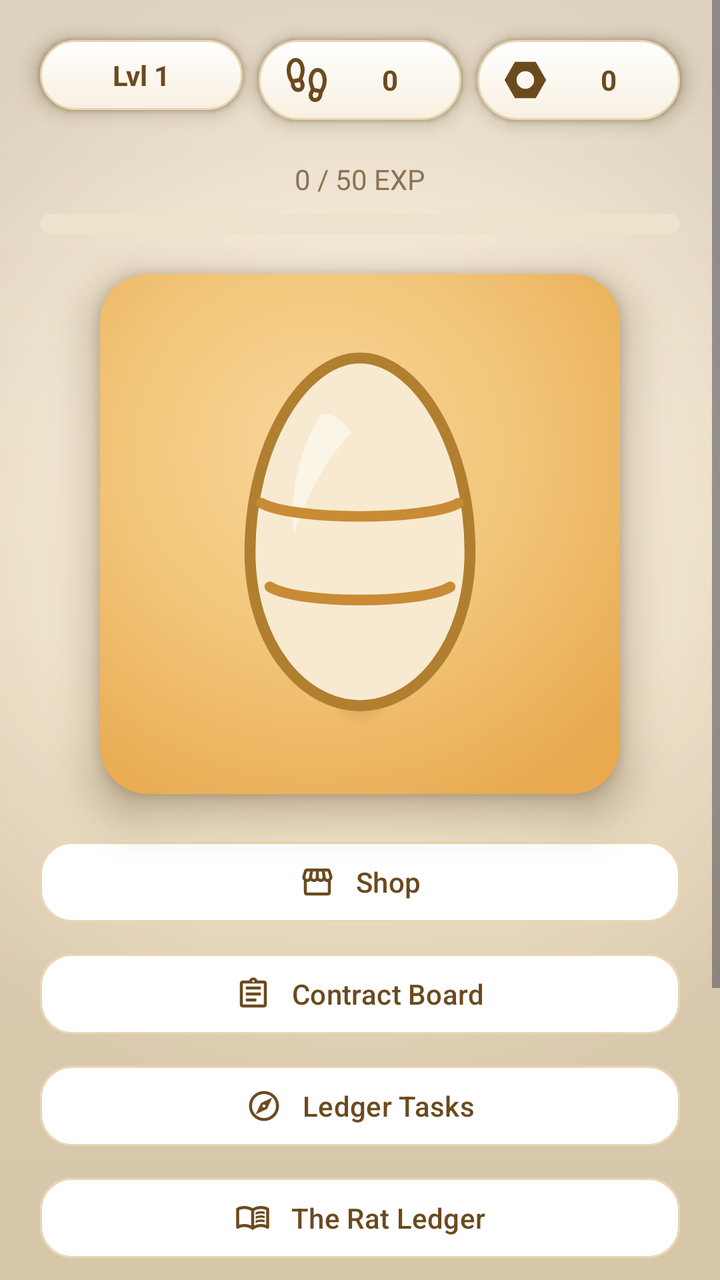
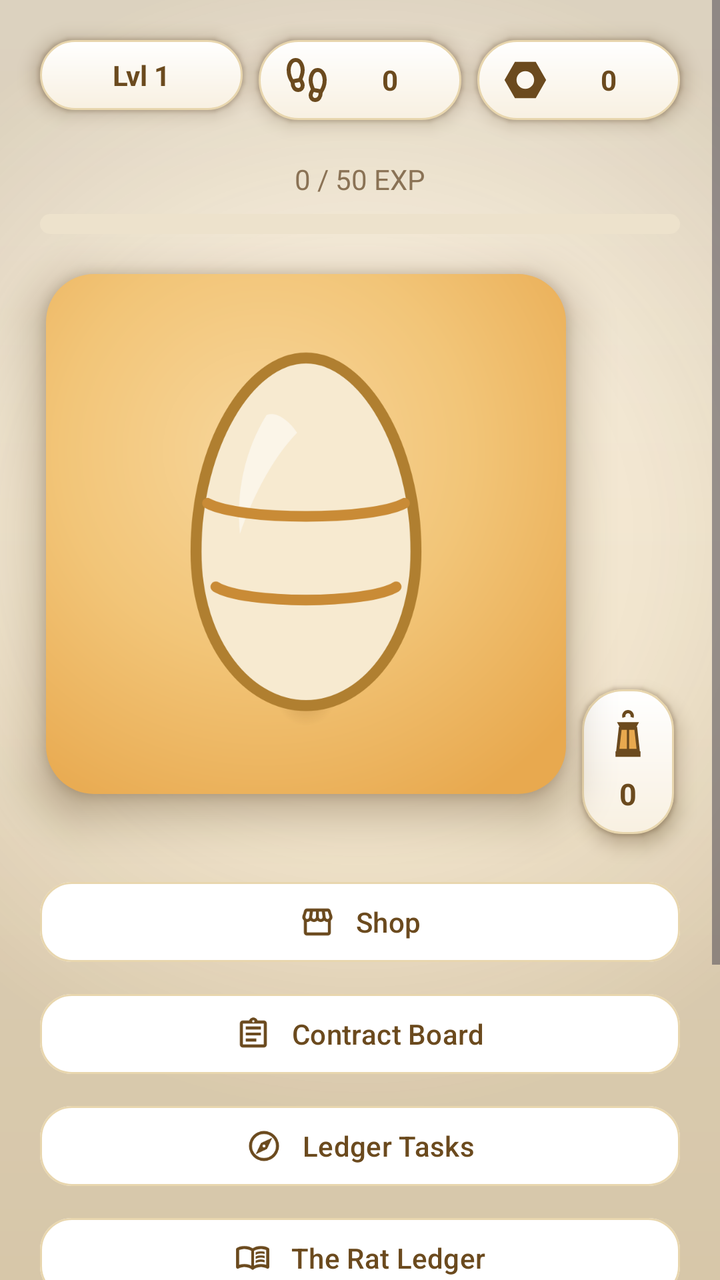

Screens rendered from an Android XML layout before and after an edit, with the pre-edit source and the edit as a unified diff.
<!-- AndroidManifest.xml: application theme Theme.RatKingRecon -->
<!-- res/layout/activity_main.xml -->
<?xml version="1.0" encoding="utf-8"?>
<ScrollView xmlns:android="http://schemas.android.com/apk/res/android"
    xmlns:app="http://schemas.android.com/apk/res-auto"
    xmlns:tools="http://schemas.android.com/tools"
    android:layout_width="match_parent"
    android:layout_height="match_parent"
    android:background="@drawable/bg_app_gradient"
    android:clipToPadding="false"
    android:fitsSystemWindows="true">

    
    <LinearLayout
        android:layout_width="match_parent"
        android:layout_height="wrap_content"
        android:orientation="vertical"
        android:gravity="center_horizontal"
        android:clipChildren="false"
        android:clipToPadding="false"
        android:padding="20dp">

        
        <LinearLayout
            android:layout_width="match_parent"
            android:layout_height="wrap_content"
            android:orientation="horizontal"
            android:baselineAligned="false"
            android:clipChildren="false"
            android:clipToPadding="false"
            android:layout_marginBottom="20dp">

            
            <TextView
                android:id="@+id/playerLevelText"
                android:layout_width="0dp"
                android:layout_height="wrap_content"
                android:layout_weight="1"
                android:layout_marginEnd="8dp"
                android:background="@drawable/bg_pill_tan"
                android:elevation="6dp"
                android:outlineAmbientShadowColor="@color/shadow_warm"
                android:outlineSpotShadowColor="@color/shadow_warm"
                tools:targetApi="28"
                android:paddingHorizontal="12dp"
                android:paddingVertical="8dp"
                android:gravity="center"
                android:textSize="14sp"
                android:textStyle="bold"
                android:textColor="@color/text_primary"
                android:text="@string/header_level_default" />

            <TextView
                android:id="@+id/stepCountText"
                android:layout_width="0dp"
                android:layout_height="wrap_content"
                android:layout_weight="1"
                android:layout_marginEnd="8dp"
                android:background="@drawable/bg_pill_tan"
                android:elevation="6dp"
                android:outlineAmbientShadowColor="@color/shadow_warm"
                android:outlineSpotShadowColor="@color/shadow_warm"
                tools:targetApi="28"
                android:paddingHorizontal="12dp"
                android:paddingVertical="8dp"
                android:gravity="center"
                android:drawableStart="@drawable/ic_footprint"
                android:drawablePadding="6dp"
                android:textSize="14sp"
                android:textStyle="bold"
                android:textColor="@color/text_primary"
                android:text="@string/header_steps_default" />

            <TextView
                android:id="@+id/scrapText"
                android:layout_width="0dp"
                android:layout_height="wrap_content"
                android:layout_weight="1"
                android:background="@drawable/bg_pill_tan"
                android:elevation="6dp"
                android:outlineAmbientShadowColor="@color/shadow_warm"
                android:outlineSpotShadowColor="@color/shadow_warm"
                tools:targetApi="28"
                android:paddingHorizontal="12dp"
                android:paddingVertical="8dp"
                android:gravity="center"
                android:drawableStart="@drawable/ic_scrap"
                android:drawablePadding="6dp"
                android:textSize="14sp"
                android:textStyle="bold"
                android:textColor="@color/text_primary"
                android:text="@string/header_scrap_default" />
        </LinearLayout>

        <TextView
            android:id="@+id/expText"
            android:layout_width="wrap_content"
            android:layout_height="wrap_content"
            android:textSize="14sp"
            android:textColor="@color/text_muted"
            android:text="0 / 50 EXP"
            android:layout_marginBottom="8dp" />

        <ProgressBar
            android:id="@+id/expProgressBar"
            style="?android:attr/progressBarStyleHorizontal"
            android:layout_width="match_parent"
            android:layout_height="10dp"
            android:progressDrawable="@drawable/progress_amber"
            android:max="50"
            android:progress="0"
            android:layout_marginBottom="20dp" />

        
        <FrameLayout
            android:layout_width="260dp"
            android:layout_height="260dp"
            android:background="@drawable/bg_egg_panel"
            android:elevation="14dp"
            android:outlineAmbientShadowColor="@color/shadow_warm"
            android:outlineSpotShadowColor="@color/shadow_warm"
            android:clipChildren="false"
            tools:targetApi="28"
            android:layout_marginBottom="20dp">

            <View
                android:layout_width="150dp"
                android:layout_height="30dp"
                android:layout_gravity="center_horizontal|bottom"
                android:layout_marginBottom="34dp"
                android:background="@drawable/egg_contact_shadow" />

            <ImageView
                android:id="@+id/petImage"
                android:layout_width="match_parent"
                android:layout_height="match_parent"
                android:padding="20dp"
                android:scaleType="fitCenter"
                android:src="@drawable/egg_stage_0" />
        </FrameLayout>

        
        <com.google.android.material.button.MaterialButton
            android:id="@+id/shopButton"
            android:layout_width="match_parent"
            android:layout_height="wrap_content"
            android:text="@string/btn_shop"
            app:icon="@drawable/ic_store"
            app:iconGravity="textStart"
            app:iconPadding="10dp"
            app:iconTint="@color/text_primary"
            android:textAllCaps="false"
            android:textColor="@color/text_primary"
            app:backgroundTint="@color/card_white"
            app:strokeColor="@color/card_border"
            app:strokeWidth="1dp"
            app:cornerRadius="16dp"
            app:elevation="6dp"
            android:outlineAmbientShadowColor="@color/shadow_warm"
            android:outlineSpotShadowColor="@color/shadow_warm"
            tools:targetApi="28"
            android:layout_marginBottom="8dp" />

        <com.google.android.material.button.MaterialButton
            android:id="@+id/activeExpeditionButton"
            android:layout_width="match_parent"
            android:layout_height="wrap_content"
            android:text="@string/expedition_status"
            app:icon="@drawable/ic_pets"
            app:iconGravity="textStart"
            app:iconPadding="10dp"
            app:iconTint="@color/text_primary"
            android:textAllCaps="false"
            android:textStyle="bold"
            android:textColor="@color/text_primary"
            app:backgroundTint="@color/amber"
            app:cornerRadius="16dp"
            app:elevation="6dp"
            android:outlineAmbientShadowColor="@color/shadow_warm"
            android:outlineSpotShadowColor="@color/shadow_warm"
            tools:targetApi="28"
            android:visibility="gone"
            android:layout_marginBottom="8dp" />

        <com.google.android.material.button.MaterialButton
            android:id="@+id/scavengeMissionsButton"
            android:layout_width="match_parent"
            android:layout_height="wrap_content"
            android:text="@string/btn_contract_board"
            app:icon="@drawable/ic_contract"
            app:iconGravity="textStart"
            app:iconPadding="10dp"
            app:iconTint="@color/text_primary"
            android:textAllCaps="false"
            android:textColor="@color/text_primary"
            app:backgroundTint="@color/card_white"
            app:strokeColor="@color/card_border"
            app:strokeWidth="1dp"
            app:cornerRadius="16dp"
            app:elevation="6dp"
            android:outlineAmbientShadowColor="@color/shadow_warm"
            android:outlineSpotShadowColor="@color/shadow_warm"
            tools:targetApi="28"
            android:layout_marginBottom="8dp" />

        <com.google.android.material.button.MaterialButton
            android:id="@+id/expeditionBoardButton"
            android:layout_width="match_parent"
            android:layout_height="wrap_content"
            android:text="@string/btn_ledger_tasks"
            app:icon="@drawable/ic_expedition"
            app:iconGravity="textStart"
            app:iconPadding="10dp"
            app:iconTint="@color/text_primary"
            android:textAllCaps="false"
            android:textColor="@color/text_primary"
            app:backgroundTint="@color/card_white"
            app:strokeColor="@color/card_border"
            app:strokeWidth="1dp"
            app:cornerRadius="16dp"
            app:elevation="6dp"
            android:outlineAmbientShadowColor="@color/shadow_warm"
            android:outlineSpotShadowColor="@color/shadow_warm"
            tools:targetApi="28"
            android:layout_marginBottom="8dp" />

        <com.google.android.material.button.MaterialButton
            android:id="@+id/openGalleryButton"
            android:layout_width="match_parent"
            android:layout_height="wrap_content"
            android:text="@string/btn_open_ledger"
            app:icon="@drawable/ic_book"
            app:iconGravity="textStart"
            app:iconPadding="10dp"
            app:iconTint="@color/text_primary"
            android:textAllCaps="false"
            android:textColor="@color/text_primary"
            app:backgroundTint="@color/card_white"
            app:strokeColor="@color/card_border"
            app:strokeWidth="1dp"
            app:cornerRadius="16dp"
            app:elevation="6dp"
            android:outlineAmbientShadowColor="@color/shadow_warm"
            android:outlineSpotShadowColor="@color/shadow_warm"
            tools:targetApi="28"
            android:layout_marginBottom="8dp" />

        <com.google.android.material.button.MaterialButton
            android:id="@+id/achievementsButton"
            android:layout_width="match_parent"
            android:layout_height="wrap_content"
            android:text="@string/btn_achievements"
            app:icon="@drawable/ic_star"
            app:iconGravity="textStart"
            app:iconPadding="10dp"
            app:iconTint="@color/text_primary"
            android:textAllCaps="false"
            android:textColor="@color/text_primary"
            app:backgroundTint="@color/card_white"
            app:strokeColor="@color/card_border"
            app:strokeWidth="1dp"
            app:cornerRadius="16dp"
            app:elevation="6dp"
            android:outlineAmbientShadowColor="@color/shadow_warm"
            android:outlineSpotShadowColor="@color/shadow_warm"
            tools:targetApi="28"
            android:layout_marginBottom="8dp" />

        <com.google.android.material.button.MaterialButton
            android:id="@+id/settingsButton"
            android:layout_width="match_parent"
            android:layout_height="wrap_content"
            android:text="@string/btn_settings"
            app:icon="@drawable/ic_settings"
            app:iconGravity="textStart"
            app:iconPadding="10dp"
            app:iconTint="@color/text_primary"
            android:textAllCaps="false"
            android:textColor="@color/text_primary"
            app:backgroundTint="@color/card_white"
            app:strokeColor="@color/card_border"
            app:strokeWidth="1dp"
            app:cornerRadius="16dp"
            app:elevation="6dp"
            android:outlineAmbientShadowColor="@color/shadow_warm"
            android:outlineSpotShadowColor="@color/shadow_warm"
            tools:targetApi="28" />

        <com.google.android.material.button.MaterialButton
            android:id="@+id/devResetButton"
            android:layout_width="wrap_content"
            android:layout_height="wrap_content"
            android:layout_marginTop="16dp"
            android:text="@string/btn_dev_reset"
            android:textAllCaps="false"
            android:textSize="11sp"
            android:textColor="@color/text_muted"
            app:backgroundTint="@android:color/transparent"
            app:elevation="0dp" />

    </LinearLayout>

</ScrollView>
<!-- resources referenced by this layout -->
<resources>
  <color name="amber">#E8A94F</color>
  <color name="card_border">#E8D6AE</color>
  <color name="card_white">#FFFFFF</color>
  <color name="shadow_warm">#4A2F0F</color>
  <color name="text_muted">#8A7255</color>
  <color name="text_primary">#6B4A1E</color>
  <!-- drawable bg_pill_tan (drawable) -->
  <?xml version="1.0" encoding="utf-8"?>
  <shape xmlns:android="http://schemas.android.com/apk/res/android"
      android:shape="rectangle">
      <gradient
          android:angle="270"
          android:startColor="@color/card_white"
          android:endColor="#F8F0E1"
          android:type="linear" />
      <stroke
          android:width="1dp"
          android:color="@color/card_border" />
      <corners android:radius="20dp" />
  </shape>
  <!-- drawable egg_contact_shadow (drawable) -->
  <?xml version="1.0" encoding="utf-8"?>
  <shape xmlns:android="http://schemas.android.com/apk/res/android"
      android:shape="oval">
      <gradient
          android:type="radial"
          android:centerX="0.5"
          android:centerY="0.5"
          android:gradientRadius="50%"
          android:startColor="#4D8A5A1E"
          android:centerColor="#268A5A1E"
          android:endColor="#008A5A1E" />
  </shape>
  <string name="btn_achievements">Achievements</string>
  <string name="btn_contract_board">Contract Board</string>
  <string name="btn_dev_reset">Dev Reset</string>
  <string name="btn_ledger_tasks">Ledger Tasks</string>
  <string name="btn_open_ledger">The Rat Ledger</string>
  <string name="btn_settings">Settings</string>
  <string name="btn_shop">Shop</string>
  <string name="expedition_status">Rat Scavenging… (Tap Status)</string>
  <string name="header_level_default">Lvl 1</string>
  <string name="header_scrap_default">0</string>
  <string name="header_steps_default">0</string>
  <style name="Theme.RatKingRecon" parent="Base.Theme.RatKingRecon" />
  <color name="cream">#FBF3E3</color>
  <color name="tan">#F5E6C8</color>
  <color name="shiny_gold">#D9A425</color>
  <color name="disabled_fill">#EDE2CC</color>
  <style name="Widget.RatKing.Button" parent="Widget.RatKing.Button.Base" />
  <style name="Animation.RatKing.Screen" parent="@android:style/Animation.Activity">
          <item name="android:activityOpenEnterAnimation">@anim/screen_enter</item>
          <item name="android:activityOpenExitAnimation">@anim/screen_exit</item>
          <item name="android:activityCloseEnterAnimation">@anim/screen_pop_enter</item>
          <item name="android:activityCloseExitAnimation">@anim/screen_pop_exit</item>
      </style>
  <style name="Widget.RatKing.Button.Base" parent="Widget.Material3.Button" />
  <!-- unchanged entries left out for length: 14 -->
</resources>

<!-- the commit's change to res/layout/activity_main.xml (unified diff, before → after) -->
@@ -110,6 +110,16 @@
             android:layout_marginBottom="20dp" />
 
         
+        
+        <LinearLayout
+            android:layout_width="wrap_content"
+            android:layout_height="wrap_content"
+            android:orientation="horizontal"
+            android:gravity="bottom"
+            android:clipChildren="false"
+            android:clipToPadding="false"
+            android:layout_marginBottom="20dp">
+
         <FrameLayout
             android:layout_width="260dp"
             android:layout_height="260dp"
@@ -137,6 +147,43 @@
                 android:src="@drawable/egg_stage_0" />
         </FrameLayout>
 
+            
+            <LinearLayout
+                android:id="@+id/streakTile"
+                android:layout_width="wrap_content"
+                android:layout_height="wrap_content"
+                android:orientation="vertical"
+                android:gravity="center"
+                android:background="@drawable/bg_pill_tan"
+                android:elevation="6dp"
+                android:outlineAmbientShadowColor="@color/shadow_warm"
+                android:outlineSpotShadowColor="@color/shadow_warm"
+                tools:targetApi="28"
+                android:paddingHorizontal="8dp"
+                android:paddingVertical="10dp"
+                android:layout_marginStart="8dp"
+                android:clickable="true"
+                android:focusable="true">
+
+                <ImageView
+                    android:id="@+id/streakLantern"
+                    android:layout_width="30dp"
+                    android:layout_height="30dp"
+                    android:src="@drawable/ic_lantern"
+                    android:importantForAccessibility="no" />
+
+                <TextView
+                    android:id="@+id/streakCount"
+                    android:layout_width="wrap_content"
+                    android:layout_height="wrap_content"
+                    android:layout_marginTop="2dp"
+                    android:textColor="@color/text_primary"
+                    android:textSize="15sp"
+                    android:textStyle="bold"
+                    android:text="@string/header_scrap_default" />
+            </LinearLayout>
+        </LinearLayout>
+
         
         <com.google.android.material.button.MaterialButton
             android:id="@+id/shopButton"
<!-- resource entries referenced after the edit -->
@@ -33,6 +33,50 @@
           android:centerColor="#268A5A1E"
           android:endColor="#008A5A1E" />
   </shape>
+  <!-- drawable ic_lantern (drawable) -->
+  <?xml version="1.0" encoding="utf-8"?>
+  <vector xmlns:android="http://schemas.android.com/apk/res/android"
+      android:width="24dp"
+      android:height="24dp"
+      android:viewportWidth="24"
+      android:viewportHeight="24">
+  
+      
+      <path
+          android:strokeColor="@color/text_primary"
+          android:strokeWidth="1.3"
+          android:fillColor="#00000000"
+          android:pathData="M10.4,3.2 A1.7,1.7 0 1,1 13.6,3.2" />
+  
+      
+      <path
+          android:fillColor="@color/text_primary"
+          android:pathData="M7.6,5.1 L16.4,5.1 L15.2,7.3 L8.8,7.3 Z" />
+  
+      
+      <path
+          android:name="glass"
+          android:fillColor="@color/amber"
+          android:pathData="M8.9,7.6 L15.1,7.6 L16.1,16.4 L7.9,16.4 Z" />
+  
+      
+      <path
+          android:strokeColor="@color/text_primary"
+          android:strokeWidth="1.2"
+          android:fillColor="#00000000"
+          android:pathData="M8.9,7.6 L15.1,7.6 L16.1,16.4 L7.9,16.4 Z" />
+  
+      
+      <path
+          android:strokeColor="@color/text_primary"
+          android:strokeWidth="0.9"
+          android:pathData="M12,7.6 L12,16.4" />
+  
+      
+      <path
+          android:fillColor="@color/text_primary"
+          android:pathData="M7,16.8 L17,16.8 L17,19 L7,19 Z" />
+  </vector>
   <string name="btn_achievements">Achievements</string>
   <string name="btn_contract_board">Contract Board</string>
   <string name="btn_dev_reset">Dev Reset</string>
